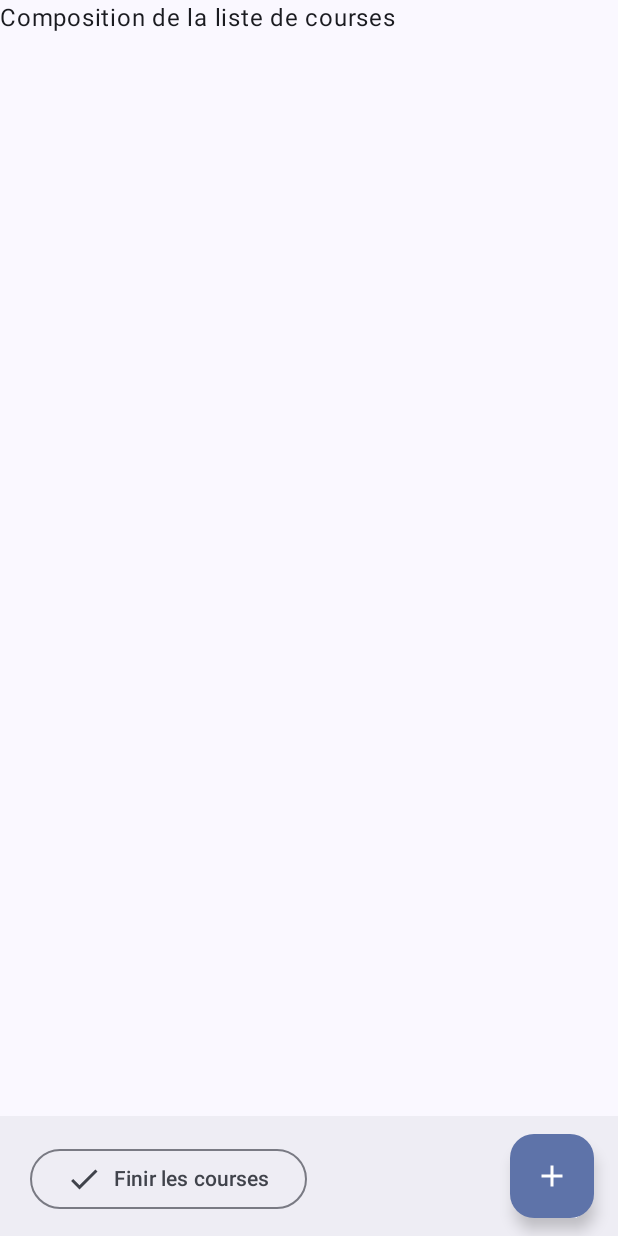
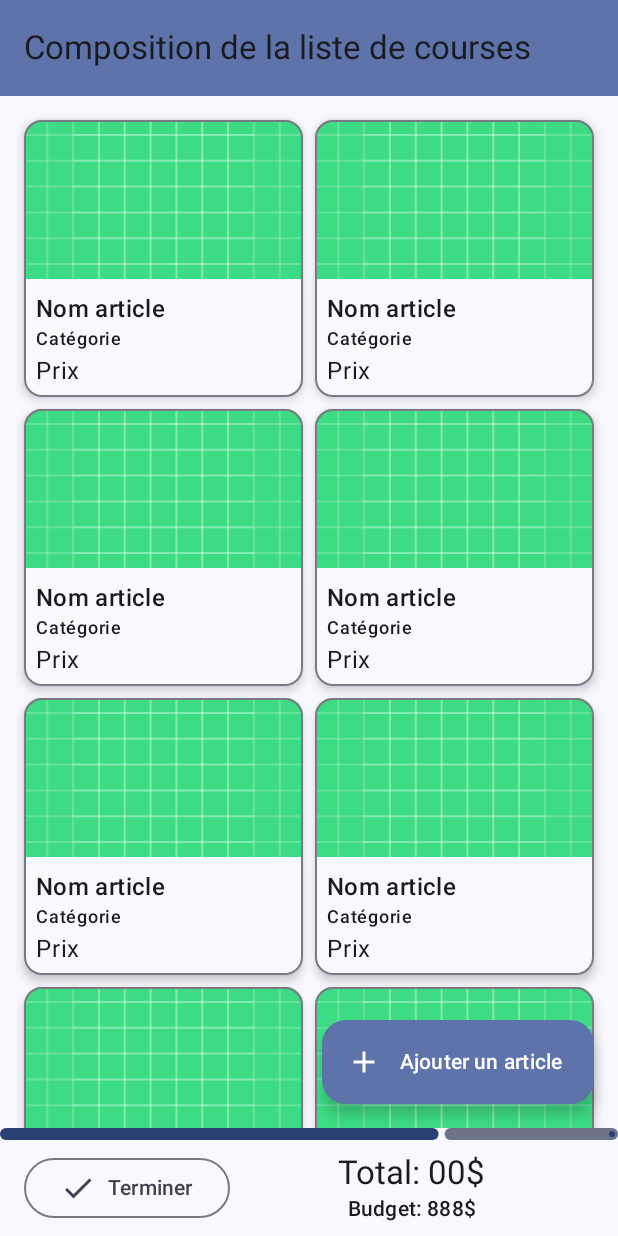
Before and after one commit to IDalb/ChaDal, an Android app built with Jetpack Compose: the ListCompositionScreen screen opened through its navigation route, on a phone screen of 412 x 824 dp. Run offline under Robolectric (Android 15) with nearby library versions, the phone set to English and light mode, and no system bars.

Commit message:
Add all widget Add placeholder article cards

```diff
--- a/app/src/main/java/ca/uqac/etu/jcid/chadal/ChadalScreen.kt
+++ b/app/src/main/java/ca/uqac/etu/jcid/chadal/ChadalScreen.kt
@@ -59,7 +59,7 @@ fun ChadalApp (
                     onFinishShoppingButtonClicked = {
                         navController.navigate(ChadalScreens.ListSummary.name)
                     },
-                    modifier = Modifier.fillMaxHeight()
+                    modifier = Modifier
                 )
             }
             composable(route = ChadalScreens.Scan.name) {
--- a/app/src/main/java/ca/uqac/etu/jcid/chadal/ui/screens/ListCompositionScreen.kt
+++ b/app/src/main/java/ca/uqac/etu/jcid/chadal/ui/screens/ListCompositionScreen.kt
@@ -1,63 +1,138 @@
 package ca.uqac.etu.jcid.chadal.ui.screens
 
+import androidx.compose.foundation.Image
 import androidx.compose.foundation.layout.Arrangement
 import androidx.compose.foundation.layout.Column
+import androidx.compose.foundation.layout.PaddingValues
 import androidx.compose.foundation.layout.Row
-import androidx.compose.foundation.layout.fillMaxHeight
-import androidx.compose.foundation.layout.fillMaxSize
+import androidx.compose.foundation.layout.aspectRatio
 import androidx.compose.foundation.layout.fillMaxWidth
+import androidx.compose.foundation.layout.height
 import androidx.compose.foundation.layout.padding
+import androidx.compose.foundation.lazy.grid.GridCells
+import androidx.compose.foundation.lazy.grid.LazyVerticalGrid
 import androidx.compose.material.icons.Icons
 import androidx.compose.material.icons.filled.Add
 import androidx.compose.material.icons.filled.Done
-import androidx.compose.material.icons.filled.ShoppingCart
-import androidx.compose.material3.BottomAppBar
-import androidx.compose.material3.Button
+import androidx.compose.material3.CardDefaults
+import androidx.compose.material3.ExperimentalMaterial3Api
 import androidx.compose.material3.ExtendedFloatingActionButton
-import androidx.compose.material3.FloatingActionButton
 import androidx.compose.material3.Icon
+import androidx.compose.material3.LinearProgressIndicator
+import androidx.compose.material3.MaterialTheme
 import androidx.compose.material3.OutlinedButton
+import androidx.compose.material3.OutlinedCard
+import androidx.compose.material3.Scaffold
 import androidx.compose.material3.Text
+import androidx.compose.material3.TopAppBar
+import androidx.compose.material3.TopAppBarDefaults
 import androidx.compose.runtime.Composable
 import androidx.compose.ui.Alignment
 import androidx.compose.ui.Modifier
+import androidx.compose.ui.layout.ContentScale
+import androidx.compose.ui.res.painterResource
 import androidx.compose.ui.tooling.preview.Preview
 import androidx.compose.ui.unit.dp
+import ca.uqac.etu.jcid.chadal.R
 import ca.uqac.etu.jcid.chadal.ui.theme.ChaDalTheme
 
+@OptIn(ExperimentalMaterial3Api::class)
 @Composable
 fun ListCompositionScreen(
+    modifier: Modifier = Modifier,
     onAddItemButtonClicked: () -> Unit = {},
-    onFinishShoppingButtonClicked: () -> Unit = {},
-    modifier: Modifier = Modifier
+    onFinishShoppingButtonClicked: () -> Unit = {}
 ) {
-    Column(
-        modifier = modifier,
-        verticalArrangement = Arrangement.SpaceBetween
+    Scaffold(
+        topBar = {
+            TopAppBar(
+                title = { Text("Composition de la liste de courses") },
+                colors = TopAppBarDefaults.mediumTopAppBarColors(
+                    containerColor = MaterialTheme.colorScheme.primaryContainer
+                ),
+                modifier = modifier
+            )
+        },
+        floatingActionButton = {
+            ExtendedFloatingActionButton (
+                onClick = { onAddItemButtonClicked() },
+                icon = { Icon(Icons.Filled.Add, "Ajouter un article") },
+                text = { Text("Ajouter un article") }
+            )
+        },
+        bottomBar = {
+            Column {
+                LinearProgressIndicator(
+                    progress = { 0.70f },
+                    modifier = Modifier.fillMaxWidth().height(8.dp)
+                )
+                Row (
+                    modifier = Modifier.fillMaxWidth().padding(16.dp, 8.dp)
                 ) {
-        Text("Composition de la liste de courses")
-        BottomAppBar(
-            actions = {
                     OutlinedButton(
-                    onClick = onFinishShoppingButtonClicked,
-                    modifier = Modifier.padding(16.dp, 0.dp)
+                        onClick = onFinishShoppingButtonClicked
                     ) {
                         Icon(
                             Icons.Filled.Done,
                             null,
                             modifier = Modifier.padding(0.dp, 0.dp, 8.dp, 0.dp)
                         )
-                    Text("Finir les courses")
+                        Text("Terminer")
                     }
-            },
-            floatingActionButton = {
-                FloatingActionButton (
-                    onClick = { onAddItemButtonClicked() }
+                    Column (
+                        modifier = Modifier.weight(1f),
+                        horizontalAlignment = Alignment.CenterHorizontally
                     ) {
-                    Icon(Icons.Filled.Add, "Add article")
+                        Text(
+                            text = "Total: 00$",
+                            style = MaterialTheme.typography.titleLarge
+                        )
+                        Text(
+                            text = "Budget: 888$",
+                            style = MaterialTheme.typography.titleSmall
+                        )
                     }
                 }
+            }
+        }
+    ) { innerPadding ->
+        LazyVerticalGrid (
+            columns = GridCells.Fixed(2),
+            contentPadding = PaddingValues(16.dp),
+            verticalArrangement = Arrangement.spacedBy(8.dp),
+            horizontalArrangement = Arrangement.spacedBy(8.dp),
+            modifier = modifier.padding(innerPadding)
+        ) {
+            items(11) {
+                ArticleCard(modifier = modifier)
+            }
+        }
+    }
+}
+
+@Composable
+fun ArticleCard(
+    modifier: Modifier = Modifier
+) {
+    OutlinedCard(
+        elevation = CardDefaults.cardElevation(defaultElevation = 4.dp),
+        modifier = modifier
+    ) {
+        Column(modifier = modifier) {
+            Image(
+                painterResource(R.drawable.ic_launcher_background),
+                contentDescription = null,
+                contentScale = ContentScale.Crop,
+                modifier = Modifier.fillMaxWidth().aspectRatio(7f/4f)
             )
+            Column(modifier = modifier.padding(8.dp)) {
+                Text("Nom article", style = MaterialTheme.typography.titleMedium)
+                Text("Catégorie", style = MaterialTheme.typography.labelMedium)
+                Text("Prix", style = MaterialTheme.typography.bodyLarge,
+                    modifier = Modifier.padding(0.dp, 4.dp, 0.dp, 0.dp)
+                )
+            }
+        }
     }
 }
 
@@ -65,8 +140,6 @@ fun ListCompositionScreen(
 @Composable
 fun ListCompositionScreenPreview() {
     ChaDalTheme {
-        ListCompositionScreen(
-            modifier = Modifier.fillMaxHeight().padding(16.dp)
-        )
+        ListCompositionScreen()
     }
 }
```
Lines whose indentation alone changed are shown as unchanged.
